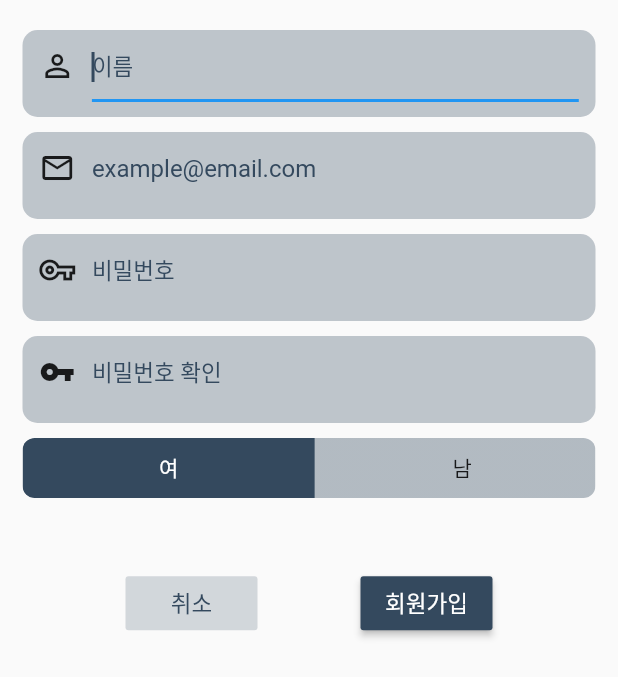
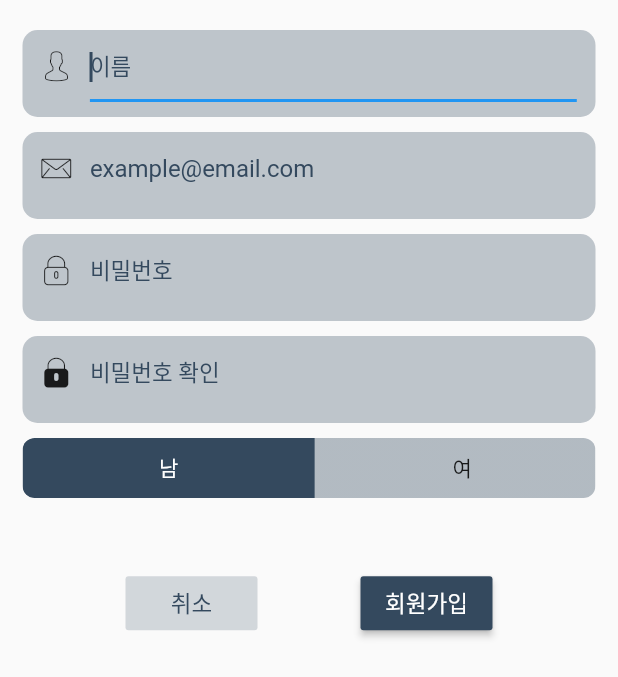
Before and after one commit to MMMIIIN/daily_report, a Flutter app: the SignUpPage screen opened directly, on a phone screen of 412 x 824 dp. Shown: the top 677 px of the screen. Run offline on Flutter 3.47's test engine with Material 2 defaults, Android fonts, the phone set to English and light mode, and no system bars; drawn by our look-alikes of toggle_switch; our stand-ins replace cloud_firestore, firebase_auth, firebase_core, fl_chart, get, get_storage and 1 more; missing offline and left inert: time_range_picker; accounts and stored records are empty; Roboto replaces fonts that are missing (Hyemin).

Commit message:
icon 수정

```diff
--- a/lib/icons.dart
+++ b/lib/icons.dart
@@ -30,4 +30,13 @@ class IconsDB {
   static const IconData settings_filled = IconData(0xe806, fontFamily: _kFontFam, fontPackage: _kFontPkg);
   static const IconData pie_chart_outlined = IconData(0xe808, fontFamily: _kFontFam, fontPackage: _kFontPkg);
   static const IconData pie_chart_filled = IconData(0xe807, fontFamily: _kFontFam, fontPackage: _kFontPkg);
+  static const IconData user_man_filled = IconData(0xe80b, fontFamily: _kFontFam, fontPackage: _kFontPkg);
+  static const IconData user_woman_filled = IconData(0xe809, fontFamily: _kFontFam, fontPackage: _kFontPkg);
+  static const IconData user_woman_outlined = IconData(0xe80e, fontFamily: _kFontFam, fontPackage: _kFontPkg);
+  static const IconData user_woman_circle_outlined = IconData(0xe80f, fontFamily: _kFontFam, fontPackage: _kFontPkg);
+  static const IconData user_man_circle_outlined = IconData(0xe810, fontFamily: _kFontFam, fontPackage: _kFontPkg);
+  static const IconData user_man_outlined = IconData(0xe811, fontFamily: _kFontFam, fontPackage: _kFontPkg);
+  static const IconData locked_outlined = IconData(0xe80c, fontFamily: _kFontFam, fontPackage: _kFontPkg);
+  static const IconData locked_filled = IconData(0xe80a, fontFamily: _kFontFam, fontPackage: _kFontPkg);
+  static const IconData mail_outlined = IconData(0xe80d, fontFamily: _kFontFam, fontPackage: _kFontPkg);
 }
--- a/lib/src/pages/settings/settings_page.dart
+++ b/lib/src/pages/settings/settings_page.dart
@@ -20,10 +20,13 @@ class _SettingsPageState extends State<SettingsPage> {
     return Row(
       children: [
         Icon(
-          Icons.person,
+          IconsDB.user_man_circle_outlined,
           color: primaryColor,
         ),
-        Text('${FirebaseAuth.instance.currentUser!.email}'),
+        Text(
+          '  ${FirebaseAuth.instance.currentUser!.email}',
+          style: TextStyle(fontSize: 17),
+        ),
       ],
     );
   }
@@ -192,7 +195,6 @@ class _SettingsPageState extends State<SettingsPage> {
               },
               color: Colors.deepPurpleAccent,
             ),
-
           ],
         ),
       ),
--- a/lib/src/pages/signup/signup_page.dart
+++ b/lib/src/pages/signup/signup_page.dart
@@ -1,4 +1,5 @@
 import 'package:daily_report/color.dart';
+import 'package:daily_report/icons.dart';
 import 'package:daily_report/src/pages/signup/signup_controller.dart';
 import 'package:firebase_auth/firebase_auth.dart';
 import 'package:flutter/material.dart';
@@ -22,7 +23,15 @@ class SignUpPage extends StatelessWidget {
         child: Row(
           mainAxisAlignment: MainAxisAlignment.spaceEvenly,
           children: [
-            Icon(Icons.person_outline),
+            _signUpController.genderIndex.value == 1
+                ? Icon(
+                    IconsDB.user_woman_outlined,
+                    size: 20,
+                  )
+                : Icon(
+                    IconsDB.user_man_outlined,
+                    size: 20,
+                  ),
             Container(
               padding: EdgeInsets.only(left: 5),
               width: Get.mediaQuery.size.width * 0.8,
@@ -67,7 +76,10 @@ class SignUpPage extends StatelessWidget {
         child: Row(
           mainAxisAlignment: MainAxisAlignment.spaceEvenly,
           children: [
-            Icon(Icons.email_outlined),
+            Icon(
+              IconsDB.mail_outlined,
+              size: 20,
+            ),
             Container(
               padding: EdgeInsets.only(left: 5),
               width: Get.mediaQuery.size.width * 0.8,
@@ -117,7 +129,10 @@ class SignUpPage extends StatelessWidget {
         child: Row(
           mainAxisAlignment: MainAxisAlignment.spaceEvenly,
           children: [
-            Icon(Icons.vpn_key_outlined),
+            Icon(
+              IconsDB.locked_outlined,
+              size: 20,
+            ),
             Container(
               padding: EdgeInsets.only(left: 5),
               width: Get.mediaQuery.size.width * 0.8,
@@ -167,7 +182,10 @@ class SignUpPage extends StatelessWidget {
         child: Row(
           mainAxisAlignment: MainAxisAlignment.spaceEvenly,
           children: [
-            Icon(Icons.vpn_key),
+            Icon(
+              IconsDB.locked_filled,
+              size: 20,
+            ),
             Container(
               padding: EdgeInsets.only(left: 5),
               width: Get.mediaQuery.size.width * 0.8,
@@ -210,10 +228,10 @@ class SignUpPage extends StatelessWidget {
         minWidth: double.infinity,
         inactiveBgColor: primaryColor.withOpacity(0.2),
         activeBgColor: [primaryColor],
-        labels: ['여', '남'],
-          totalSwitches: 2,
+        labels: ['남', '여'],
+        totalSwitches: 2,
         initialLabelIndex: _signUpController.genderIndex.value,
-        onToggle: (index){
+        onToggle: (index) {
           _signUpController.setGenderIndex(index);
         },
       ),
@@ -225,6 +243,8 @@ class SignUpPage extends StatelessWidget {
       onPressed: () {
         Get.back();
       },
+      highlightColor: Colors.white.withOpacity(0.9),
+      splashColor: Colors.transparent,
       color: primaryColor.withOpacity(0.2),
       elevation: 0,
       child: Text(
```
Also changed, not shown: assets/Icons.ttf.
